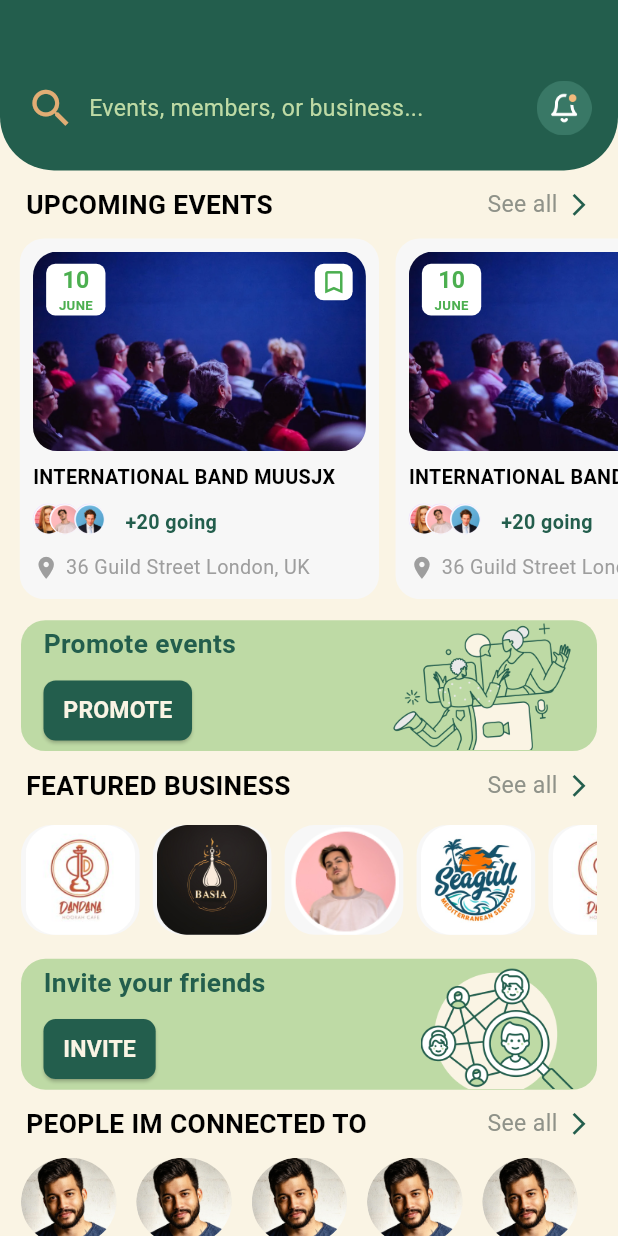
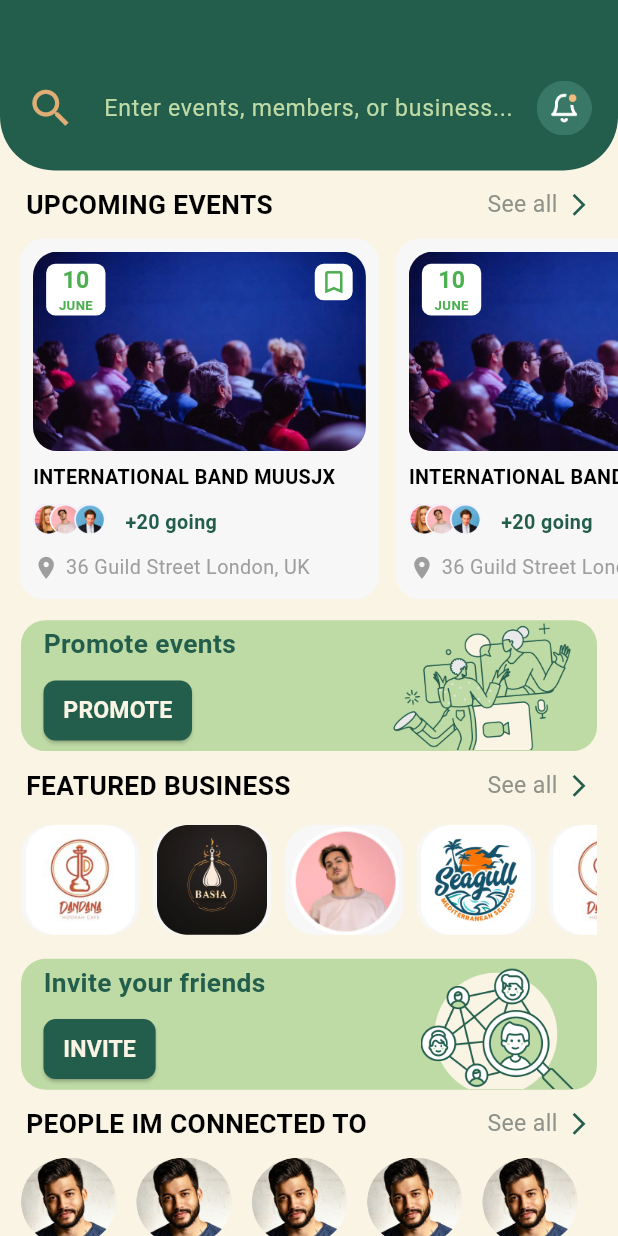
Before and after one commit to hhw51/ArabSocials, a Flutter app: the Homescreen screen opened directly, on a phone screen of 412 x 824 dp. Run offline on Flutter 3.47's test engine with Material 3 defaults, Android fonts, the phone set to English and light mode, and no system bars; our stand-ins replace flutter_screenutil, get, google_fonts, pinput; Roboto replaces fonts that are missing (PlayfairDisplaySC).

```diff
--- a/lib/src/models/home_model1.dart
+++ b/lib/src/models/home_model1.dart
@@ -27,7 +27,6 @@ class HomescreenModel {        /////////////////////FIRST MODEL HOMESCREEN//////
     this.isBookmarked = false,
   });
 }
-
 List<HomescreenModel> homescreenModelList = [
   HomescreenModel(
     title: "INTERNATIONAL BAND MUUSJX",
--- a/lib/src/view/events/eventscreen.dart
+++ b/lib/src/view/events/eventscreen.dart
@@ -1,7 +1,7 @@
 import 'package:arab_socials/src/controllers/navigation_controller.dart';
 import 'package:arab_socials/src/models/event_model.dart';
 import 'package:arab_socials/src/widgets/custonbuttons.dart';
-import 'package:arab_socials/src/widgets/popup_home.dart';
+import 'package:arab_socials/src/widgets/popup_event.dart';
 import 'package:arab_socials/src/widgets/textfomr_feild.dart';
 import 'package:flutter/material.dart';
 import 'package:flutter_screenutil/flutter_screenutil.dart';
@@ -259,7 +259,7 @@ class Eventscreen extends StatelessWidget {
                                             Spacer(),
                                             GestureDetector(
                                                onTapDown: (details) {
-                                                 showCustomPopupMenu(context, details.globalPosition);
+                                                 showCustomPopupMenu(context);
                                                },
                                                child: Container(
                                                  height: 20.h,
--- a/lib/src/view/homepage/homescreen.dart
+++ b/lib/src/view/homepage/homescreen.dart
@@ -15,9 +15,14 @@ class Homescreen extends StatefulWidget {
 class _HomescreenState extends State<Homescreen> {
   @override
   Widget build(BuildContext context) {
+
     return Scaffold(
       backgroundColor: const Color.fromARGB(255, 250, 244, 228),
-      body: Column(
+      body: GestureDetector(
+        onTap: () {
+           FocusScope.of(context).requestFocus(FocusNode());
+        },
+        child: Column(
           children: [
             // Top Bar
             Container(
@@ -38,13 +43,26 @@ class _HomescreenState extends State<Homescreen> {
                     ),
                     SizedBox(width: 8.w),
                    Expanded(
-                    child: Text("Events, members, or business...",
+          child: TextField(
+            decoration: InputDecoration(
+        hintText: "Enter events, members, or business...",
+        hintStyle: TextStyle(
+          fontSize: 14.sp,
+          color: Color.fromARGB(255, 190, 218, 165),
+        ),
+        border: InputBorder.none, // Remove border if needed
+        contentPadding: EdgeInsets.symmetric(horizontal: 10, vertical: 5),
+            ),
             style: TextStyle(
         fontSize: 14.sp,
-                        color: const Color.fromARGB(255, 190, 218, 165),
+        color: Color.fromARGB(255, 190, 218, 165),
+            ),
+            onChanged: (value) {
+        print("Input: $value");
+            },
           ),
         ),
-                  ),
+
                     Image(
                       image: const AssetImage('assets/icons/homenotify.png'),
                       height: 36.h,
@@ -476,6 +494,7 @@ class _HomescreenState extends State<Homescreen> {
             ),
           ],
         ),
+      ),
     );
   }
 }
```
Also changed, not shown: lib/src/widgets/popup_event.dart (renamed from lib/src/widgets/popup_home.dart, +12 -6 lines). Lines whose indentation alone changed are shown as unchanged.
